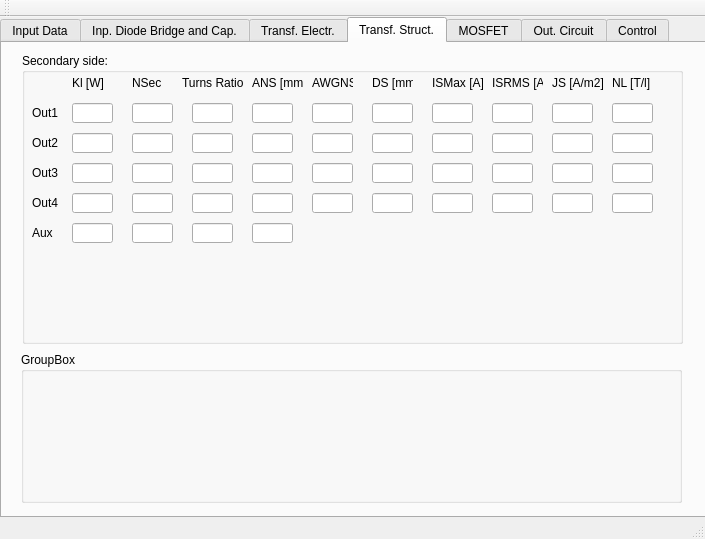
The window that FLySMPS/FLySMPS.ui (aemeltsev/FLySMPS) describes before a commit, drawn with Qt 5.
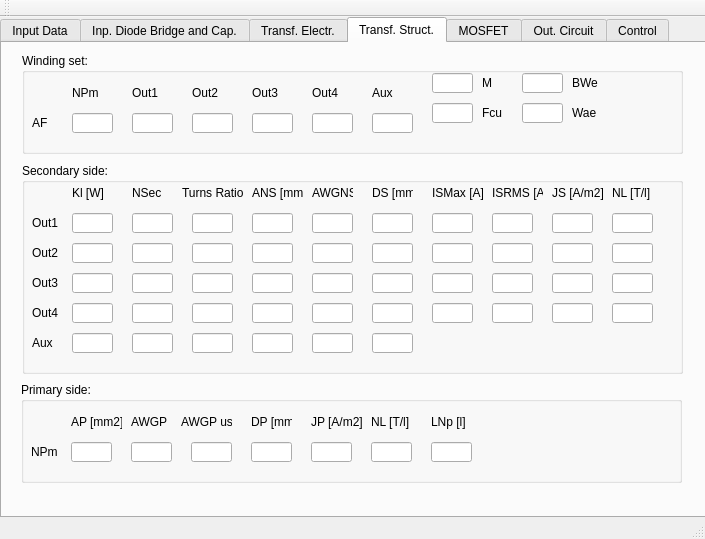
The same window after the commit.

What changed in the file:
```diff
--- a/FLySMPS/FLySMPS.ui
+++ b/FLySMPS/FLySMPS.ui
@@ -1894,9 +1894,9 @@
       <property name="geometry">
        <rect>
         <x>20</x>
-        <y>10</y>
+        <y>120</y>
         <width>661</width>
-        <height>291</height>
+        <height>211</height>
        </rect>
       </property>
       <property name="title">
@@ -2537,19 +2537,469 @@
         <string>NL [T/l]</string>
        </property>
       </widget>
+      <widget class="QLineEdit" name="lineEdit_123">
+       <property name="geometry">
+        <rect>
+         <x>290</x>
+         <y>170</y>
+         <width>41</width>
+         <height>20</height>
+        </rect>
+       </property>
+      </widget>
+      <widget class="QLineEdit" name="lineEdit_124">
+       <property name="geometry">
+        <rect>
+         <x>350</x>
+         <y>170</y>
+         <width>41</width>
+         <height>20</height>
+        </rect>
+       </property>
+      </widget>
      </widget>
      <widget class="QGroupBox" name="groupBox_11">
       <property name="geometry">
        <rect>
         <x>19</x>
-        <y>309</y>
+        <y>339</y>
         <width>661</width>
-        <height>151</height>
+        <height>101</height>
        </rect>
       </property>
       <property name="title">
-       <string>GroupBox</string>
+       <string>Primary side:</string>
       </property>
+      <widget class="QLabel" name="label_105">
+       <property name="geometry">
+        <rect>
+         <x>50</x>
+         <y>30</y>
+         <width>51</width>
+         <height>20</height>
+        </rect>
+       </property>
+       <property name="text">
+        <string>AP [mm2]</string>
+       </property>
+      </widget>
+      <widget class="QLineEdit" name="lineEdit_135">
+       <property name="geometry">
+        <rect>
+         <x>50</x>
+         <y>60</y>
+         <width>41</width>
+         <height>20</height>
+        </rect>
+       </property>
+      </widget>
+      <widget class="QLabel" name="label_106">
+       <property name="geometry">
+        <rect>
+         <x>10</x>
+         <y>60</y>
+         <width>31</width>
+         <height>20</height>
+        </rect>
+       </property>
+       <property name="text">
+        <string>NPm</string>
+       </property>
+      </widget>
+      <widget class="QLineEdit" name="lineEdit_136">
+       <property name="geometry">
+        <rect>
+         <x>110</x>
+         <y>60</y>
+         <width>41</width>
+         <height>20</height>
+        </rect>
+       </property>
+      </widget>
+      <widget class="QLineEdit" name="lineEdit_137">
+       <property name="geometry">
+        <rect>
+         <x>170</x>
+         <y>60</y>
+         <width>41</width>
+         <height>20</height>
+        </rect>
+       </property>
+      </widget>
+      <widget class="QLineEdit" name="lineEdit_138">
+       <property name="geometry">
+        <rect>
+         <x>230</x>
+         <y>60</y>
+         <width>41</width>
+         <height>20</height>
+        </rect>
+       </property>
+      </widget>
+      <widget class="QLineEdit" name="lineEdit_139">
+       <property name="geometry">
+        <rect>
+         <x>290</x>
+         <y>60</y>
+         <width>41</width>
+         <height>20</height>
+        </rect>
+       </property>
+      </widget>
+      <widget class="QLabel" name="label_107">
+       <property name="geometry">
+        <rect>
+         <x>110</x>
+         <y>30</y>
+         <width>41</width>
+         <height>20</height>
+        </rect>
+       </property>
+       <property name="text">
+        <string>AWGP</string>
+       </property>
+      </widget>
+      <widget class="QLabel" name="label_108">
+       <property name="geometry">
+        <rect>
+         <x>290</x>
+         <y>30</y>
+         <width>51</width>
+         <height>20</height>
+        </rect>
+       </property>
+       <property name="text">
+        <string>JP [A/m2]</string>
+       </property>
+      </widget>
+      <widget class="QLabel" name="label_109">
+       <property name="geometry">
+        <rect>
+         <x>350</x>
+         <y>30</y>
+         <width>41</width>
+         <height>20</height>
+        </rect>
+       </property>
+       <property name="text">
+        <string>NL [T/l]</string>
+       </property>
+      </widget>
+      <widget class="QLabel" name="label_110">
+       <property name="geometry">
+        <rect>
+         <x>410</x>
+         <y>30</y>
+         <width>41</width>
+         <height>20</height>
+        </rect>
+       </property>
+       <property name="text">
+        <string>LNp [l]</string>
+       </property>
+      </widget>
+      <widget class="QLineEdit" name="lineEdit_140">
+       <property name="geometry">
+        <rect>
+         <x>350</x>
+         <y>60</y>
+         <width>41</width>
+         <height>20</height>
+        </rect>
+       </property>
+      </widget>
+      <widget class="QLabel" name="label_111">
+       <property name="geometry">
+        <rect>
+         <x>230</x>
+         <y>30</y>
+         <width>41</width>
+         <height>20</height>
+        </rect>
+       </property>
+       <property name="text">
+        <string>DP [mm]</string>
+       </property>
+      </widget>
+      <widget class="QLineEdit" name="lineEdit_141">
+       <property name="geometry">
+        <rect>
+         <x>410</x>
+         <y>60</y>
+         <width>41</width>
+         <height>20</height>
+        </rect>
+       </property>
+      </widget>
+      <widget class="QLabel" name="label_112">
+       <property name="geometry">
+        <rect>
+         <x>160</x>
+         <y>30</y>
+         <width>51</width>
+         <height>20</height>
+        </rect>
+       </property>
+       <property name="text">
+        <string>AWGP use</string>
+       </property>
+      </widget>
+     </widget>
+     <widget class="QGroupBox" name="groupBox_12">
+      <property name="geometry">
+       <rect>
+        <x>20</x>
+        <y>10</y>
+        <width>661</width>
+        <height>101</height>
+       </rect>
+      </property>
+      <property name="title">
+       <string>Winding set:</string>
+      </property>
+      <widget class="QLabel" name="label_94">
+       <property name="geometry">
+        <rect>
+         <x>50</x>
+         <y>30</y>
+         <width>31</width>
+         <height>20</height>
+        </rect>
+       </property>
+       <property name="text">
+        <string>NPm</string>
+       </property>
+      </widget>
+      <widget class="QLabel" name="label_95">
+       <property name="geometry">
+        <rect>
+         <x>110</x>
+         <y>30</y>
+         <width>31</width>
+         <height>20</height>
+        </rect>
+       </property>
+       <property name="text">
+        <string>Out1</string>
+       </property>
+      </widget>
+      <widget class="QLineEdit" name="lineEdit_125">
+       <property name="geometry">
+        <rect>
+         <x>50</x>
+         <y>60</y>
+         <width>41</width>
+         <height>20</height>
+        </rect>
+       </property>
+      </widget>
+      <widget class="QLineEdit" name="lineEdit_126">
+       <property name="geometry">
+        <rect>
+         <x>110</x>
+         <y>60</y>
+         <width>41</width>
+         <height>20</height>
+        </rect>
+       </property>
+      </widget>
+      <widget class="QLineEdit" name="lineEdit_127">
+       <property name="geometry">
+        <rect>
+         <x>170</x>
+         <y>60</y>
+         <width>41</width>
+         <height>20</height>
+        </rect>
+       </property>
+      </widget>
+      <widget class="QLabel" name="label_96">
+       <property name="geometry">
+        <rect>
+         <x>170</x>
+         <y>30</y>
+         <width>31</width>
+         <height>20</height>
+        </rect>
+       </property>
+       <property name="text">
+        <string>Out2</string>
+       </property>
+      </widget>
+      <widget class="QLineEdit" name="lineEdit_128">
+       <property name="geometry">
+        <rect>
+         <x>230</x>
+         <y>60</y>
+         <width>41</width>
+         <height>20</height>
+        </rect>
+       </property>
+      </widget>
+      <widget class="QLineEdit" name="lineEdit_129">
+       <property name="geometry">
+        <rect>
+         <x>290</x>
+         <y>60</y>
+         <width>41</width>
+         <height>20</height>
+        </rect>
+       </property>
+      </widget>
+      <widget class="QLineEdit" name="lineEdit_130">
+       <property name="geometry">
+        <rect>
+         <x>350</x>
+         <y>60</y>
+         <width>41</width>
+         <height>20</height>
+        </rect>
+       </property>
+      </widget>
+      <widget class="QLabel" name="label_97">
+       <property name="geometry">
+        <rect>
+         <x>10</x>
+         <y>60</y>
+         <width>31</width>
+         <height>20</height>
+        </rect>
+       </property>
+       <property name="text">
+        <string>AF</string>
+       </property>
+      </widget>
+      <widget class="QLabel" name="label_98">
+       <property name="geometry">
+        <rect>
+         <x>230</x>
+         <y>30</y>
+         <width>31</width>
+         <height>20</height>
+        </rect>
+       </property>
+       <property name="text">
+        <string>Out3</string>
+       </property>
+      </widget>
+      <widget class="QLabel" name="label_99">
+       <property name="geometry">
+        <rect>
+         <x>290</x>
+         <y>30</y>
+         <width>31</width>
+         <height>20</height>
+        </rect>
+       </property>
+       <property name="text">
+        <string>Out4</string>
+       </property>
+      </widget>
+      <widget class="QLabel" name="label_100">
+       <property name="geometry">
+        <rect>
+         <x>350</x>
+         <y>30</y>
+         <width>31</width>
+         <height>20</height>
+        </rect>
+       </property>
+       <property name="text">
+        <string>Aux</string>
+       </property>
+      </widget>
+      <widget class="QLabel" name="label_101">
+       <property name="geometry">
+        <rect>
+         <x>460</x>
+         <y>20</y>
+         <width>31</width>
+         <height>20</height>
+        </rect>
+       </property>
+       <property name="text">
+        <string>M</string>
+       </property>
+      </widget>
+      <widget class="QLineEdit" name="lineEdit_131">
+       <property name="geometry">
+        <rect>
+         <x>410</x>
+         <y>20</y>
+         <width>41</width>
+         <height>20</height>
+        </rect>
+       </property>
+      </widget>
+      <widget class="QLineEdit" name="lineEdit_132">
+       <property name="geometry">
+        <rect>
+         <x>410</x>
+         <y>50</y>
+         <width>41</width>
+         <height>20</height>
+        </rect>
+       </property>
+      </widget>
+      <widget class="QLabel" name="label_102">
+       <property name="geometry">
+        <rect>
+         <x>460</x>
+         <y>50</y>
+         <width>31</width>
+         <height>20</height>
+        </rect>
+       </property>
+       <property name="text">
+        <string>Fcu</string>
+       </property>
+      </widget>
+      <widget class="QLineEdit" name="lineEdit_133">
+       <property name="geometry">
+        <rect>
+         <x>500</x>
+         <y>20</y>
+         <width>41</width>
+         <height>20</height>
+        </rect>
+       </property>
+      </widget>
+      <widget class="QLineEdit" name="lineEdit_134">
+       <property name="geometry">
+        <rect>
+         <x>500</x>
+         <y>50</y>
+         <width>41</width>
+         <height>20</height>
+        </rect>
+       </property>
+      </widget>
+      <widget class="QLabel" name="label_103">
+       <property name="geometry">
+        <rect>
+         <x>550</x>
+         <y>20</y>
+         <width>31</width>
+         <height>20</height>
+        </rect>
+       </property>
+       <property name="text">
+        <string>BWe</string>
+       </property>
+      </widget>
+      <widget class="QLabel" name="label_104">
+       <property name="geometry">
+        <rect>
+         <x>550</x>
+         <y>50</y>
+         <width>31</width>
+         <height>20</height>
+        </rect>
+       </property>
+       <property name="text">
+        <string>Wae</string>
+       </property>
+      </widget>
      </widget>
     </widget>
     <widget class="QWidget" name="tab_3">
```
Left out of the diff: 143 changed lines with no effect on the pictures.
